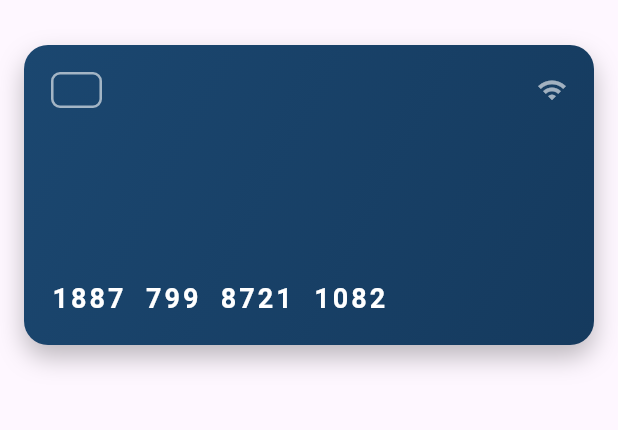
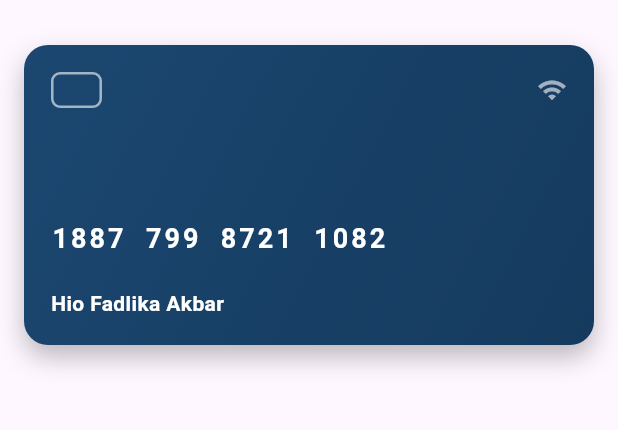
Before and after one commit to hiofadlikaakbar/tugas_week_8_1123150077, a Flutter app: the screen it shows after launch, on a phone screen of 412 x 824 dp, the part 63-493 px from its top. Run offline on Flutter 3.47's test engine with Material 3 defaults, Android fonts, the phone set to English and light mode, and no system bars.

Commit message:
membuat nama pemilik kartu kredit

```diff
--- a/lib/pages/home_page.dart
+++ b/lib/pages/home_page.dart
@@ -63,6 +63,27 @@ class HomePage extends StatelessWidget {
                         fontWeight: FontWeight.w600,
                       ),
                     ),
+                    const SizedBox(height: 20),
+                    Row(
+                      crossAxisAlignment: CrossAxisAlignment.end,
+                      children: [
+                        Expanded(
+                          child: Column(
+                            crossAxisAlignment: CrossAxisAlignment.start,
+                            children: const [
+                              Text(
+                                "Hio Fadlika Akbar",
+                                style: TextStyle(
+                                  color: Colors.white,
+                                  fontSize: 14,
+                                  fontWeight: FontWeight.w600,
+                                ),
+                              ),
+                            ],
+                          ),
+                        ),
+                      ],
+                    ),
                   ],
                 ),
               ),
```
